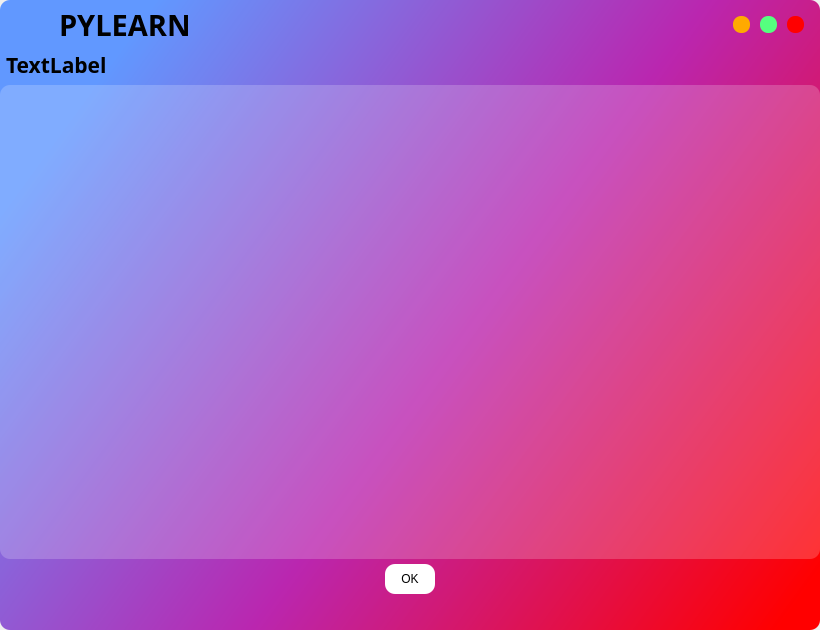
Qt form UI_Files/edit_form.ui (hoangm960/Astraea) before a commit.
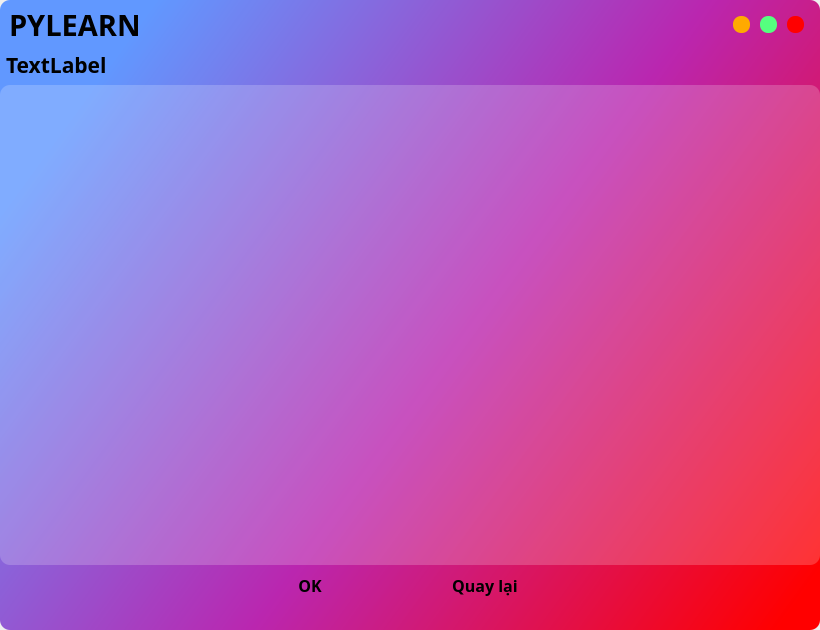
The same form after that commit. Icons and pictures are not drawn.

Commit message: big edit window update

The edit to the form file:
```diff
--- a/UI_Files/edit_form.ui
+++ b/UI_Files/edit_form.ui
@@ -105,55 +105,6 @@
           <property name="bottomMargin">
            <number>0</number>
           </property>
-          <item>
-           <widget class="QFrame" name="frame">
-            <property name="maximumSize">
-             <size>
-              <width>50</width>
-              <height>16777215</height>
-             </size>
-            </property>
-            <property name="frameShape">
-             <enum>QFrame::StyledPanel</enum>
-            </property>
-            <property name="frameShadow">
-             <enum>QFrame::Raised</enum>
-            </property>
-            <layout class="QVBoxLayout" name="verticalLayout_5">
-             <property name="spacing">
-              <number>0</number>
-             </property>
-             <property name="leftMargin">
-              <number>0</number>
-             </property>
-             <property name="topMargin">
-              <number>0</number>
-             </property>
-             <property name="rightMargin">
-              <number>0</number>
-             </property>
-             <property name="bottomMargin">
-              <number>0</number>
-             </property>
-             <item>
-              <widget class="QPushButton" name="pushButton">
-               <property name="minimumSize">
-                <size>
-                 <width>0</width>
-                 <height>30</height>
-                </size>
-               </property>
-               <property name="styleSheet">
-                <string notr="true">image: url(:/images/menubutton.png);</string>
-               </property>
-               <property name="text">
-                <string/>
-               </property>
-              </widget>
-             </item>
-            </layout>
-           </widget>
-          </item>
           <item>
            <widget class="QFrame" name="title">
             <property name="frameShape">
@@ -333,7 +284,7 @@
            <number>0</number>
           </property>
           <property name="bottomMargin">
-           <number>6</number>
+           <number>0</number>
           </property>
           <item>
            <widget class="QFrame" name="stacked_frame">
@@ -387,7 +338,7 @@
                        </font>
                       </property>
                       <property name="text">
-                       <string>Tên bài tập:</string>
+                       <string>Tên bài học:</string>
                       </property>
                      </widget>
                     </item>
@@ -542,8 +493,8 @@
                      <widget class="QPushButton" name="confirm_button">
                       <property name="minimumSize">
                        <size>
-                        <width>50</width>
-                        <height>50</height>
+                        <width>200</width>
+                        <height>100</height>
                        </size>
                       </property>
                       <property name="maximumSize">
@@ -552,14 +503,28 @@
                         <height>16777215</height>
                        </size>
                       </property>
+                      <property name="font">
+                       <font>
+                        <family>Montserrat</family>
+                        <pointsize>12</pointsize>
+                        <weight>75</weight>
+                        <bold>true</bold>
+                       </font>
+                      </property>
                       <property name="styleSheet">
                        <string notr="true">QPushButton {
-	background-color: rgb(102, 146, 251);
+	background-color: rgb(255, 255, 255);
 	border-radius: 10px;
 }
 
 QPushButton:hover {
-	background-color: rgba(102, 146, 251, 200);
+	background-color: rgba(0, 0, 0, 150);
+	color: rgb(255, 255, 255);
+}
+
+QPushButton:pressed {
+	background-color: rgb(0, 0, 0);
+	color: rgb(255, 255, 255);
 }</string>
                       </property>
                       <property name="text">
@@ -685,6 +650,32 @@
 	margin: 20px;
 	background-color: transparent;
 	border: 0px solid black;
+}
+
+QScrollBar{
+	background : rgb(255, 255, 255);	
+}
+
+QScrollBar::handle{
+	background : rgb(158, 158, 158);
+	border-radius: 5px;
+	margin: 3px 3px 3px 3px;
+}
+
+QScrollBar::handle::pressed{
+	background : rgb(85, 85, 85);
+}
+
+QScrollBar::add-line {
+	height: 0px;
+}
+
+QScrollBar::sub-line {
+	height: 0px;
+}
+
+QScrollBar::add-page, QScrollBar::sub-page {
+	height: 0px;
 }</string>
                       </property>
                       <property name="verticalScrollBarPolicy">
@@ -705,6 +696,9 @@
                       <property name="editTriggers">
                        <set>QAbstractItemView::NoEditTriggers</set>
                       </property>
+                      <property name="tabKeyNavigation">
+                       <bool>true</bool>
+                      </property>
                       <property name="showDropIndicator" stdset="0">
                        <bool>false</bool>
                       </property>
@@ -718,7 +712,7 @@
                        <bool>false</bool>
                       </property>
                       <property name="verticalScrollMode">
-                       <enum>QAbstractItemView::ScrollPerItem</enum>
+                       <enum>QAbstractItemView::ScrollPerPixel</enum>
                       </property>
                       <property name="movement">
                        <enum>QListView::Static</enum>
@@ -753,7 +747,7 @@
                    </property>
                    <layout class="QHBoxLayout" name="horizontalLayout_5">
                     <property name="spacing">
-                     <number>0</number>
+                     <number>100</number>
                     </property>
                     <property name="leftMargin">
                      <number>0</number>
@@ -768,13 +762,21 @@
                      <number>0</number>
                     </property>
                     <item>
-                     <widget class="QPushButton" name="pushButton_2">
+                     <widget class="QPushButton" name="confirm_btn">
                       <property name="minimumSize">
                        <size>
                         <width>50</width>
                         <height>30</height>
                        </size>
                       </property>
+                      <property name="font">
+                       <font>
+                        <family>Montserrat</family>
+                        <pointsize>12</pointsize>
+                        <weight>75</weight>
+                        <bold>true</bold>
+                       </font>
+                      </property>
                       <property name="styleSheet">
                        <string notr="true">QPushButton {
 	background-color: rgb(255, 255, 255);
@@ -782,18 +784,57 @@
 }
 
 QPushButton:hover {
-	background-color: rgb(223, 223, 223);
+	color: rgb(255, 255, 255);
+	background-color: rgba(0, 0, 0, 150);
 }
 
 QPushButton:pressed {
-	background-color: rgb(207, 207, 207);
-}</string>
+	color: rgb(255, 255, 255);
+	background-color: rgb(0, 0, 0);
+}r</string>
                       </property>
                       <property name="text">
                        <string>OK</string>
                       </property>
                      </widget>
                     </item>
+                    <item>
+                     <widget class="QPushButton" name="return_btn">
+                      <property name="minimumSize">
+                       <size>
+                        <width>100</width>
+                        <height>30</height>
+                       </size>
+                      </property>
+                      <property name="font">
+                       <font>
+                        <family>Montserrat</family>
+                        <pointsize>12</pointsize>
+                        <weight>75</weight>
+                        <bold>true</bold>
+                       </font>
+                      </property>
+                      <property name="styleSheet">
+                       <string notr="true">QPushButton {
+	background-color: rgb(255, 255, 255);
+	border-radius: 10px;
+}
+
+QPushButton:hover {
+	color: rgb(255, 255, 255);
+	background-color: rgba(0, 0, 0, 150);
+}
+
+QPushButton:pressed {
+	color: rgb(255, 255, 255);
+	background-color: rgb(0, 0, 0);
+}r</string>
+                      </property>
+                      <property name="text">
+                       <string>Quay lại</string>
+                      </property>
+                     </widget>
+                    </item>
                    </layout>
                   </widget>
                  </item>
```
The commit also changes 7 other files.
